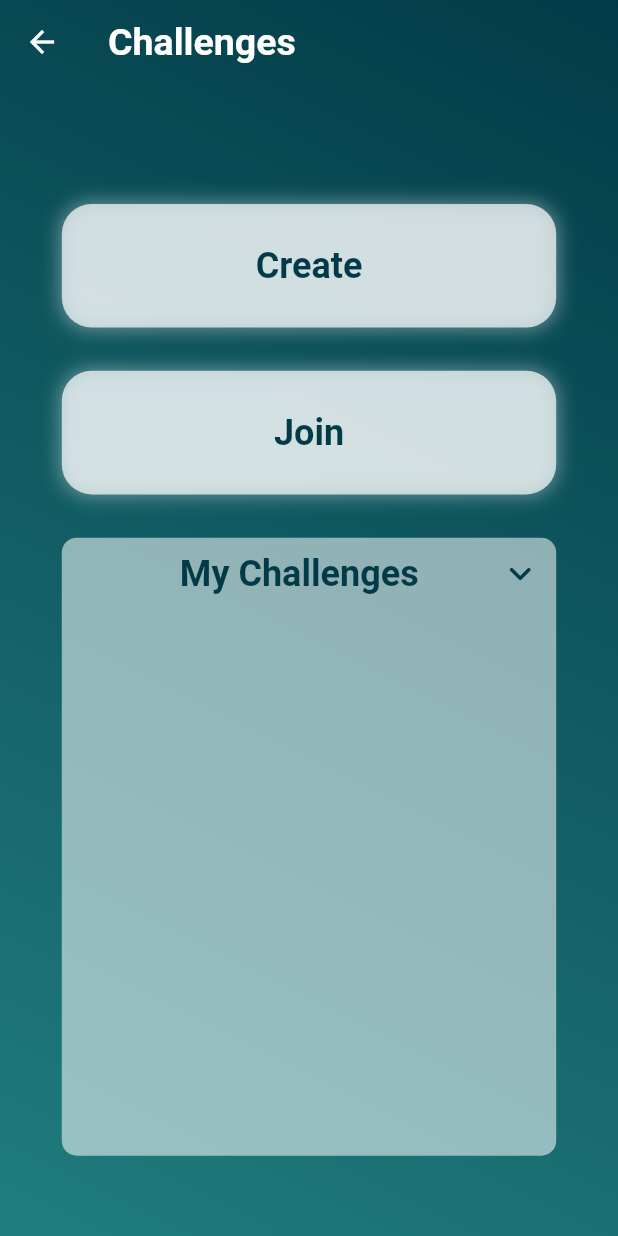
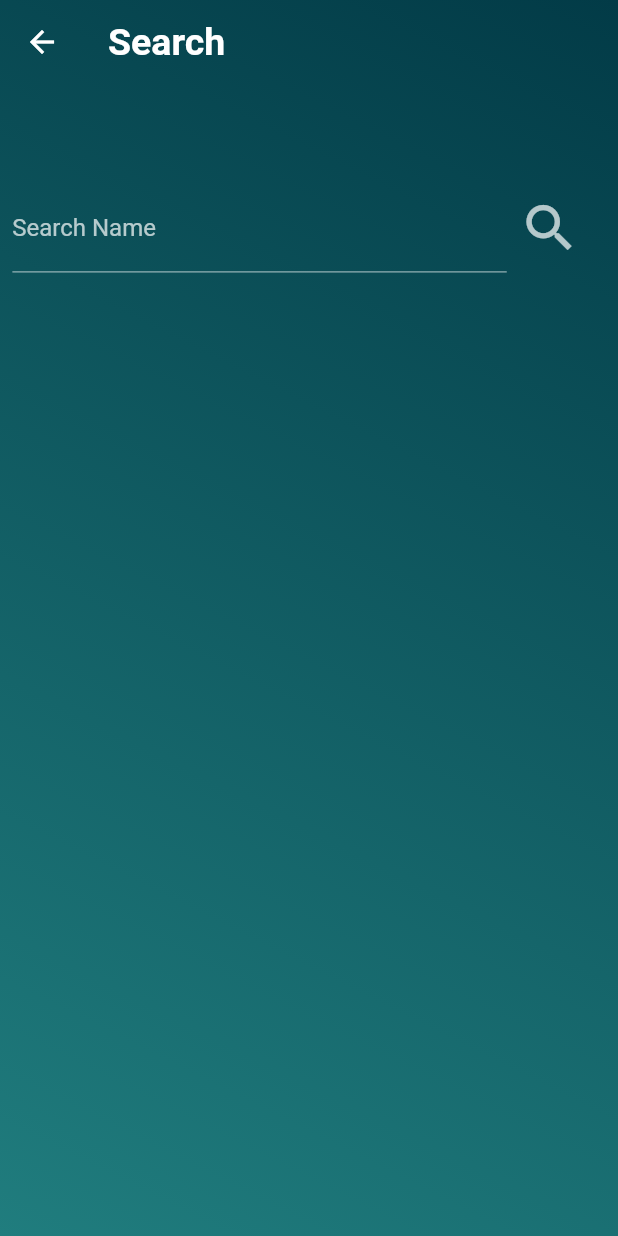
Before and after one commit to TADIYOS49/challenge_app, a Flutter app: the Challenge screen opened directly, after a tap on "Join", on a phone screen of 412 x 824 dp. Run offline on Flutter 3.47's test engine with Material 2 defaults, Android fonts, the phone set to English and light mode, and no system bars.

Commit message:
created a search page, and some updates

```diff
--- a/lib/pages/challenges.page.dart
+++ b/lib/pages/challenges.page.dart
@@ -1,4 +1,5 @@
 import 'package:challeng/pages/create.page.dart';
+import 'package:challeng/pages/search.page.dart';
 import 'package:flutter/material.dart';
 
 class Challenge extends StatefulWidget {
@@ -87,7 +88,8 @@ class _ChallengeState extends State<Challenge> {
                 space(),
                 InkWell(
                   onTap: () {
-                    print("test");
+                    Navigator.push(context,
+                        MaterialPageRoute(builder: (context) => Search()));
                   },
                   child: Container(
                       decoration: BoxDecoration(
--- /dev/null
+++ b/lib/pages/search.page.dart
@@ -0,0 +1,86 @@
+import 'package:flutter/material.dart';
+
+class Search extends StatelessWidget {
+  const Search({Key key}) : super(key: key);
+
+  @override
+  Widget build(BuildContext context) {
+    Widget space(double index) {
+      return SizedBox(
+        height: MediaQuery.of(context).size.width * index,
+      );
+    }
+
+    Container textfield(String name) {
+      return Container(
+        height: MediaQuery.of(context).size.height * 0.07,
+        width: MediaQuery.of(context).size.width * 0.8,
+        child: TextField(
+          style: TextStyle(
+            color: Colors.white,
+          ),
+          decoration: InputDecoration(
+            enabledBorder: const UnderlineInputBorder(
+              borderSide: const BorderSide(color: Colors.white70, width: 0.0),
+            ),
+            border: const OutlineInputBorder(
+                borderRadius: BorderRadius.all(Radius.circular(35))),
+            fillColor: Colors.lightBlueAccent,
+            labelText: name,
+            labelStyle: TextStyle(
+              color: Colors.white70,
+            ),
+          ),
+        ),
+      );
+    }
+
+    return Scaffold(
+      appBar: AppBar(
+        elevation: 0,
+        backgroundColor: Colors.transparent,
+        title: Text(
+          "Search",
+          style: TextStyle(fontWeight: FontWeight.bold, fontSize: 25),
+        ),
+      ),
+      extendBodyBehindAppBar: true,
+      body: Container(
+        height: double.infinity,
+        width: double.infinity,
+        decoration: BoxDecoration(
+          gradient: LinearGradient(
+              begin: Alignment.topRight,
+              end: Alignment.bottomLeft,
+              colors: [
+                Color.fromRGBO(2, 59, 71, 1),
+                Color.fromRGBO(32, 125, 126, 1)
+              ]),
+        ),
+        child: SingleChildScrollView(
+          padding: EdgeInsets.symmetric(
+              vertical: MediaQuery.of(context).size.height * 0.12,
+              horizontal: MediaQuery.of(context).size.width * 0.02),
+          child: Column(
+            mainAxisAlignment: MainAxisAlignment.spaceEvenly,
+            children: [
+              space(0.06),
+              Row(
+                children: [
+                  textfield("Search Name"),
+                  IconButton(
+                      iconSize: MediaQuery.of(context).size.width * 0.1,
+                      icon: Icon(
+                        Icons.search,
+                        color: Colors.white70,
+                      ),
+                      onPressed: () {})
+                ],
+              )
+            ],
+          ),
+        ),
+      ),
+    );
+  }
+}
```
